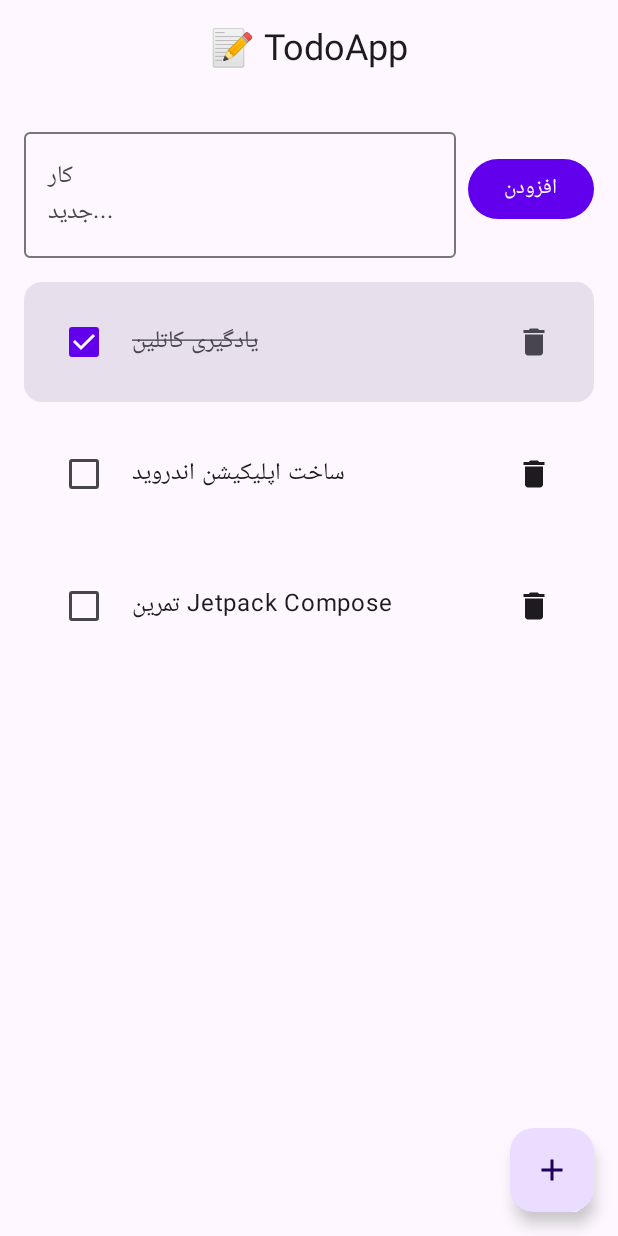
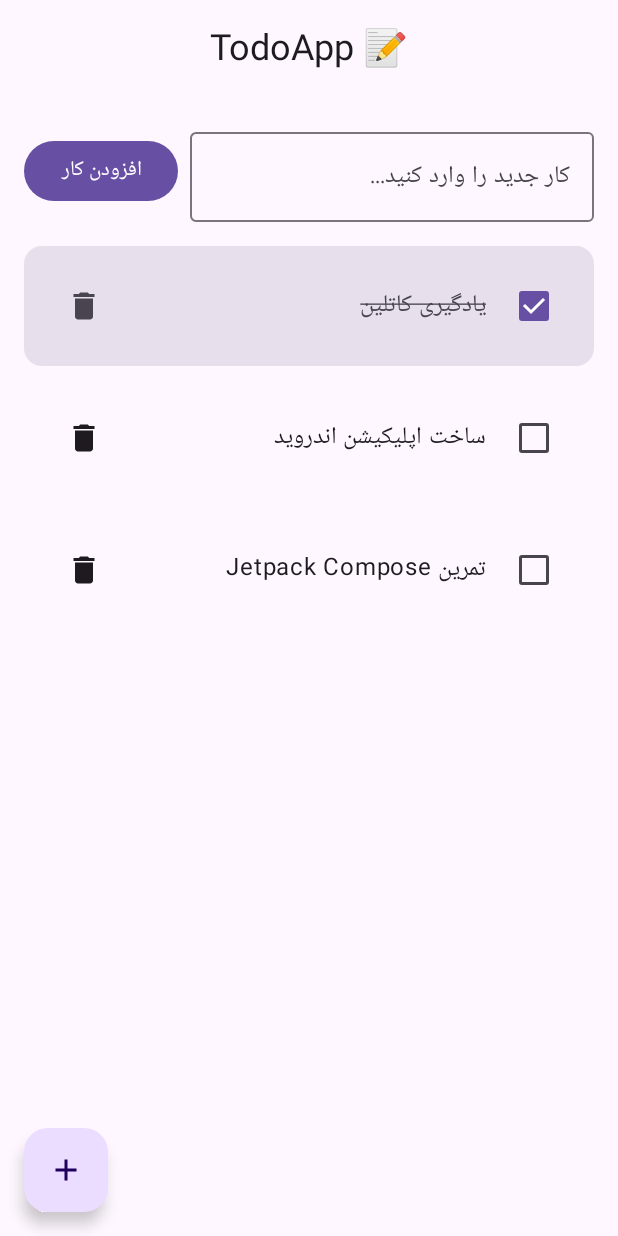
Before and after one commit to puyanovin/pnToDo, an Android app built with Jetpack Compose: the screen it shows after launch (MainActivity), on a phone screen of 412 x 824 dp. Run offline under Robolectric (Android 15) with nearby library versions, the phone set to English and light mode, and no system bars.

Commit message:
feat(ui): راست‌چین سازی رابط کاربری
- تنظیم layoutDirection به RTL در Theme اصلی
- پشتیبانی کامل از زبان‌های راست‌به‌چپ
- اصلاح چیدمان کلی برنامه

```diff
--- a/app/src/main/java/com/example/pn_todo/MainActivity.kt
+++ b/app/src/main/java/com/example/pn_todo/MainActivity.kt
@@ -8,13 +8,15 @@ import androidx.compose.material3.MaterialTheme
 import androidx.compose.material3.Surface
 import androidx.compose.ui.Modifier
 import com.example.pn_todo.ui.TodoScreen
-import com.example.pn_todo.ui.theme.TodoAppTheme  // ← ui.theme (با نقطه)
+import com.example.pn_todo.ui.theme.TodoAppTheme
+import androidx.compose.ui.unit.LayoutDirection
+
 
 class MainActivity : ComponentActivity() {
     override fun onCreate(savedInstanceState: Bundle?) {
         super.onCreate(savedInstanceState)
         setContent {
-            TodoAppTheme {
+            TodoAppTheme(direction = LayoutDirection.Rtl) {
                 Surface(
                     modifier = Modifier.fillMaxSize(),
                     color = MaterialTheme.colorScheme.background
--- a/app/src/main/java/com/example/pn_todo/ui/TodoScreen.kt
+++ b/app/src/main/java/com/example/pn_todo/ui/TodoScreen.kt
@@ -13,6 +13,8 @@ import androidx.compose.ui.Modifier
 import androidx.compose.ui.text.style.TextDecoration
 import androidx.compose.ui.unit.dp
 import com.example.pn_todo.Task
+import androidx.compose.ui.res.stringResource
+import com.example.pn_todo.R
 
 @OptIn(ExperimentalMaterial3Api::class)
 @Composable
@@ -67,7 +69,7 @@ fun TodoScreen() {
                 OutlinedTextField(
                     value = newTaskText,
                     onValueChange = { newTaskText = it },
-                    label = { Text("کار جدید...") },
+                    label = { Text(stringResource(R.string.task_hint)) },
                     modifier = Modifier.weight(1f),
                     singleLine = true
                 )
@@ -86,7 +88,7 @@ fun TodoScreen() {
                         }
                     }
                 ) {
-                    Text("افزودن")
+                    Text(stringResource(R.string.add_task))
                 }
             }
 
@@ -98,7 +100,7 @@ fun TodoScreen() {
                     modifier = Modifier.fillMaxSize(),
                     contentAlignment = Alignment.Center
                 ) {
-                    Text("کاری برای نمایش وجود ندارد")
+                    Text(stringResource(R.string.empty_list))
                 }
             } else {
                 LazyColumn(
@@ -169,7 +171,7 @@ fun TaskItem(
             )
 
             IconButton(onClick = { onTaskDeleted(task) }) {
-                Icon(Icons.Filled.Delete, "حذف")
+                Icon(Icons.Filled.Delete, stringResource(R.string.delete))
             }
         }
     }
--- a/app/src/main/java/com/example/pn_todo/ui/ui.theme/Theme.kt
+++ b/app/src/main/java/com/example/pn_todo/ui/ui.theme/Theme.kt
@@ -5,6 +5,8 @@ import androidx.compose.material3.MaterialTheme
 import androidx.compose.material3.darkColorScheme
 import androidx.compose.material3.lightColorScheme
 import androidx.compose.runtime.Composable
+import androidx.compose.ui.platform.LocalLayoutDirection
+import androidx.compose.ui.unit.LayoutDirection
 
 private val DarkColorScheme = darkColorScheme(
     primary = androidx.compose.ui.graphics.Color(0xFFBB86FC),
@@ -21,6 +23,7 @@ private val LightColorScheme = lightColorScheme(
 @Composable
 fun TodoAppTheme(
     darkTheme: Boolean = isSystemInDarkTheme(),
+    direction: LayoutDirection = LayoutDirection.Rtl,
     content: @Composable () -> Unit
 ) {
     val colorScheme = if (darkTheme) {
@@ -33,4 +36,8 @@ fun TodoAppTheme(
         colorScheme = colorScheme,
         content = content
     )
+    androidx.compose.runtime.CompositionLocalProvider(
+        LocalLayoutDirection provides direction,
+        content = content
+    )
 }
--- a/app/src/main/res/values/strings.xml
+++ b/app/src/main/res/values/strings.xml
@@ -20,4 +20,6 @@
     <string name="high_priority">اولویت بالا</string>
     <string name="medium_priority">اولویت متوسط</string>
     <string name="low_priority">اولویت پایین</string>
+    <string name="task_hint">کار جدید را وارد کنید...</string>
+    <string name="empty_list">📝 لیست کارهای شما خالی است</string>
 </resources>
--- a/app/src/main/res/values/themes.xml
+++ b/app/src/main/res/values/themes.xml
@@ -1,5 +1,4 @@
 <?xml version="1.0" encoding="utf-8"?>
 <resources>
-
     <style name="Theme.Pntodo" parent="android:Theme.Material.Light.NoActionBar" />
 </resources>
```
Also changed, not shown: app/build.gradle.kts (+5 -18 lines), app/src/main/AndroidManifest.xml (+4 -10 lines), gradle/libs.versions.toml (line endings or trailing spaces), 1 other file.
